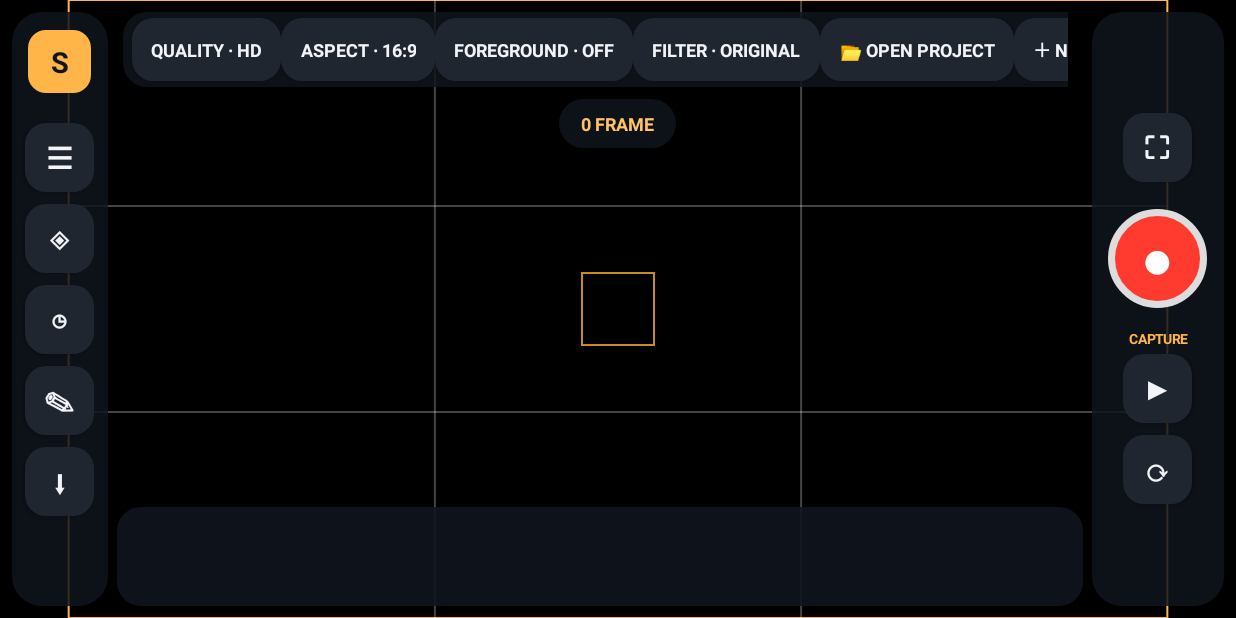
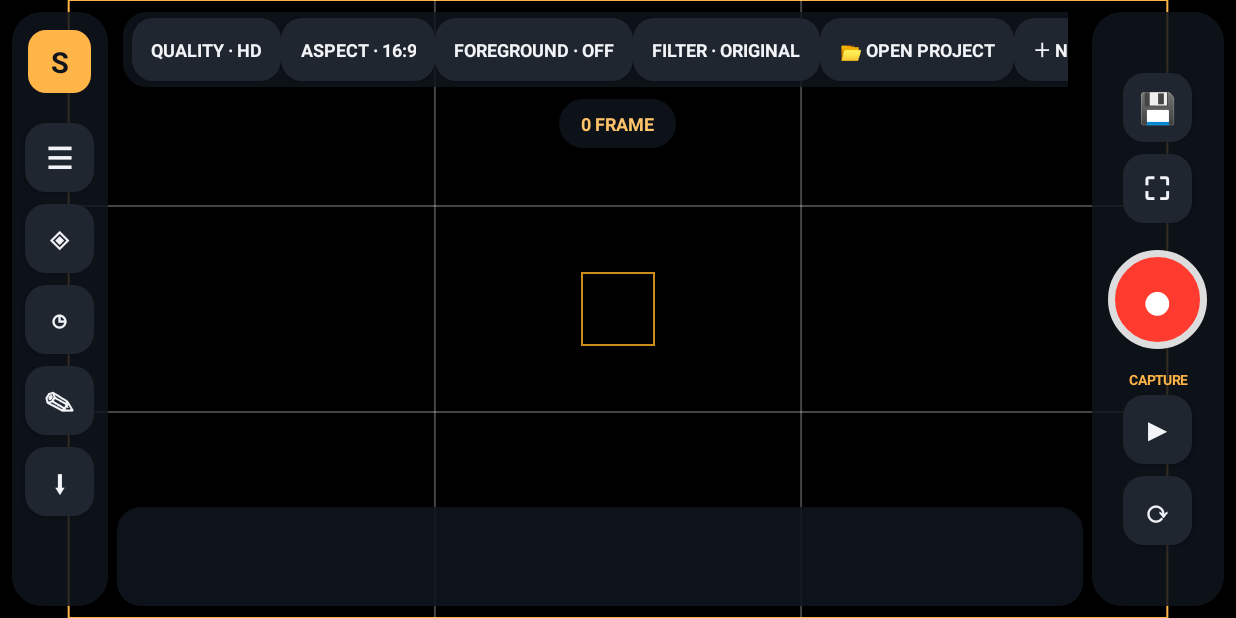
Before and after one commit to fatihreload/CameraStopMotion, an Android app: the screen it shows after launch (MainActivity), on a phone screen of 824 x 412 dp (held sideways). Run offline under Robolectric (Android 15) with nearby library versions, the phone set to English and light mode, and no system bars; libraries missing offline, so code that uses them is left out: androidx.camera.core, androidx.camera.lifecycle; 1 statement that could not run was skipped.

Commit message:
Add save project button to top right corner

```diff
--- a/app/src/main/java/com/stopmotion/studio/MainActivity.java
+++ b/app/src/main/java/com/stopmotion/studio/MainActivity.java
@@ -251,6 +251,9 @@ public class MainActivity extends AppCompatActivity {
 
         LinearLayout rc = new LinearLayout(this); rc.setOrientation(LinearLayout.VERTICAL); rc.setGravity(Gravity.CENTER); rc.setPadding(dp(5), dp(10), dp(5), dp(10));
         rc.setBackground(shape(0xD910151D, 20));
+        // Tombol simpan ditempatkan paling atas kanan, tepat di atas menu layar penuh.
+        TextView saveProjectTop = mb("💾", "Simpan Project", v -> saveProjectDialog());
+        rc.addView(saveProjectTop);
         rc.addView(mb("⛶", "Layar penuh", v -> { left.setVisibility(View.GONE); hs.setVisibility(View.GONE); if (cur >= 0) openTab(cur); }));
         TextView shut = new TextView(this); shut.setText("●"); shut.setTextSize(36); shut.setTextColor(0xFFFFFFFF); shut.setGravity(Gravity.CENTER);
         shut.setBackground(shutterBg()); shut.setOnClickListener(v -> { review = false; shoot(); });
@@ -275,8 +278,7 @@ public class MainActivity extends AppCompatActivity {
         filterTool = chip("FILTER · ORIGINAL", v -> chooseFilter());
         TextView openProject = chip("📂 OPEN PROJECT", v -> openProjectDialog());
         TextView newProject = chip("＋ NEW PROJECT", v -> newProjectDialog());
-        TextView saveProject = chip("💾 SAVE PROJECT", v -> saveProjectDialog());
-        for (TextView item : new TextView[]{qualityTool, aspectTool, foregroundTool, filterTool, openProject, newProject, saveProject}) {
+        for (TextView item : new TextView[]{qualityTool, aspectTool, foregroundTool, filterTool, openProject, newProject}) {
             toolRow.addView(item, new LinearLayout.LayoutParams(-2, -2));
         }
         topTools = new HorizontalScrollView(this); topTools.setHorizontalScrollBarEnabled(false); topTools.setFillViewport(false); topTools.addView(toolRow);
@@ -617,6 +619,8 @@ public class MainActivity extends AppCompatActivity {
             String icon = playing ? "Ⅱ" : "▶";
             playPauseButton.setText(icon);
             playPauseButton.setContentDescription(playing ? "Jeda" : "Play");
+            // Merah saat pemutaran aktif, kembali ke warna normal saat jeda/berhenti.
+            playPauseButton.setBackground(shape(playing ? 0xFFE53935 : 0xFF202630, 14));
             int index = mi.indexOf(playPauseButton);
             if (index >= 0) mlabel.get(index)[0] = icon;
         }
```
